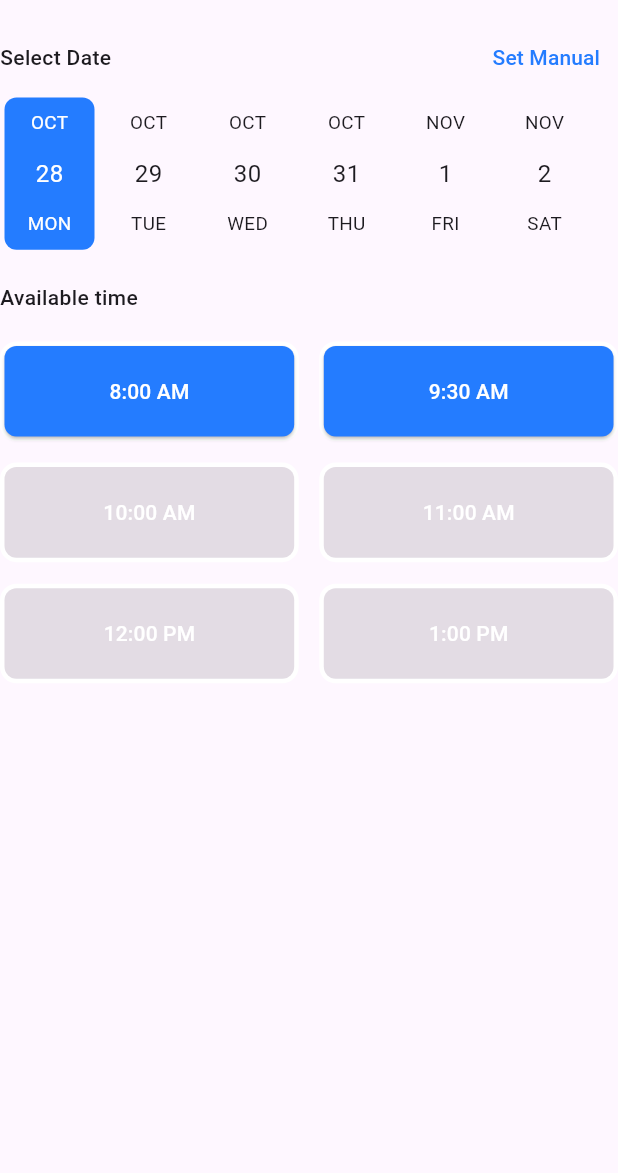
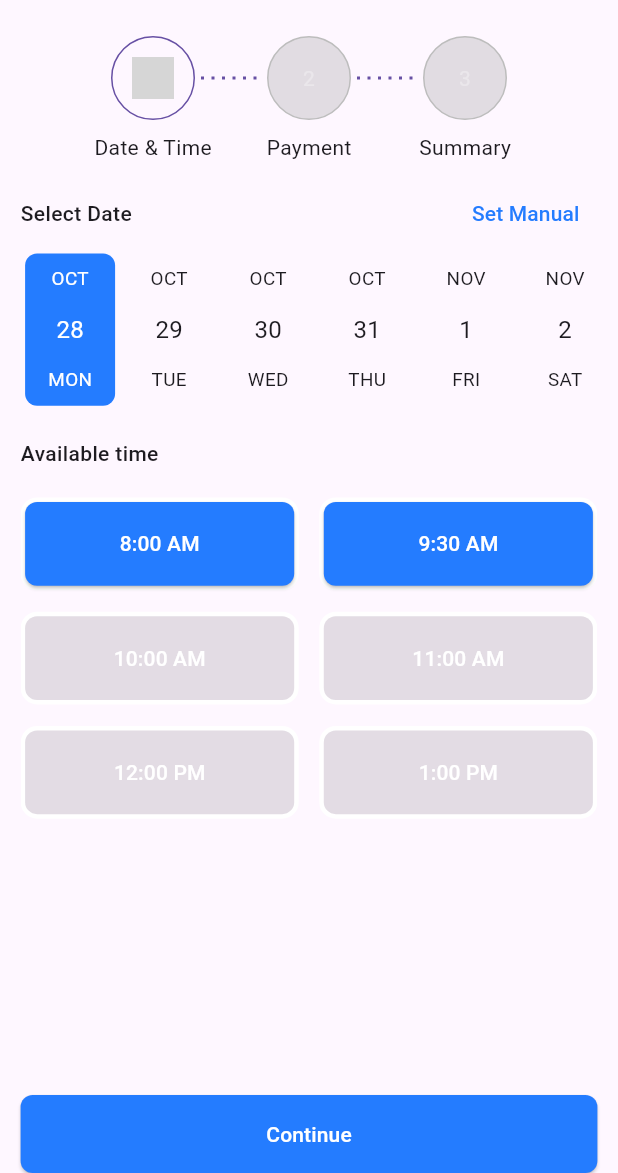
Before and after one commit to ahmedemara231/doctor_appointment, a Flutter app: the screen it shows after launch, on a phone screen of 412 x 824 dp, the part 63-1236 px from its top. Run offline on Flutter 3.47's test engine with Material 3 defaults, Android fonts, the light colour scheme and no system bars; drawn by our look-alikes of date_picker_timeline, easy_stepper, skeletonizer; our stand-ins replace bloc, cached_network_image, connectivity_plus, dio, easy_localization, equatable and 16 more; missing offline and left inert: animated_snack_bar, flutter_expandable_text, loading_icon_button, rating_summary, svg_flutter; accounts and stored records are empty; grey boxes are pictures that could not be loaded.

Commit message:
build page view

```diff
--- a/lib/app.dart
+++ b/lib/app.dart
@@ -1,5 +1,6 @@
 import 'package:doctors_appointment/constants/app_constants.dart';
 import 'package:doctors_appointment/view/auth/login/screen.dart';
+import 'package:doctors_appointment/view/book_appointment/main_screen.dart';
 import 'package:doctors_appointment/view/book_appointment/screens/date_time.dart';
 import 'package:doctors_appointment/view/home/home.dart';
 import 'package:doctors_appointment/view/recommended_doctors/screen.dart';
@@ -66,7 +67,7 @@ class _AppState extends State<App> {
           // theme: CacheHelper.getInstance().shared.getBool('appTheme') == false
           //     ? ThemeData.light()
           //     : ThemeData.dark(),
-          home: DateTimeAppointment(),
+          home: DateAppointment(),
           builder: EasyLoading.init(),
         ),
       ),
--- a/lib/view/book_appointment/main_screen.dart
+++ b/lib/view/book_appointment/main_screen.dart
@@ -1,10 +1,79 @@
+import 'package:doctors_appointment/helpers/app_widgets/app_button.dart';
+import 'package:doctors_appointment/helpers/base_extensions/context/padding.dart';
+import 'package:doctors_appointment/view/book_appointment/screens/date_time.dart';
+import 'package:doctors_appointment/view/book_appointment/screens/payment.dart';
+import 'package:doctors_appointment/view/book_appointment/screens/summary.dart';
+import 'package:doctors_appointment/view/book_appointment/widgets/stepper.dart';
 import 'package:flutter/material.dart';
+import 'package:flutter_screenutil/flutter_screenutil.dart';
 
-class DateAppointment extends StatelessWidget {
+import '../../helpers/base_widgets/text.dart';
+
+class DateAppointment extends StatefulWidget {
   const DateAppointment({super.key});
 
   @override
+  State<DateAppointment> createState() => _DateAppointmentState();
+}
+
+class _DateAppointmentState extends State<DateAppointment> {
+  List<Widget> appointmentFlow = const [
+    DateTimeAppointment(),
+    Payment(),
+    Summary()
+  ];
+
+  int currentPage = 0;
+
+  late PageController controller;
+
+  @override
+  void initState() {
+    controller  = PageController(initialPage: currentPage);
+    super.initState();
+  }
+  @override
+  void dispose() {
+    controller.dispose();
+    super.dispose();
+  }
+  @override
   Widget build(BuildContext context) {
-    return Scaffold();
+    return Scaffold(
+      appBar: AppBar(
+        title: MyText(text: 'Book Appointment'),
+      ),
+      body: Padding(
+        padding: context.horizontalSymmetricPadding(12.w),
+        child: Column(
+          children: [
+            MyStepper(newStep: currentPage),
+            Expanded(
+              child: PageView.builder(
+                controller: controller,
+                  onPageChanged: (value) {
+                    currentPage = value;
+                    setState(() {});
+                  },
+                  itemBuilder: (context, index) => appointmentFlow[index],
+                  itemCount: appointmentFlow.length,
+              ),
+            ),
+            AppButton(
+                title: 'Continue',
+                onPressed: () {
+                  currentPage++;
+                  setState(() {});
+
+                  controller.nextPage(
+                      duration: const Duration(milliseconds: 500),
+                      curve: Curves.easeInOutSine
+                  );
+                }
+            ),
+          ],
+        ),
+      ),
+    );
   }
 }
--- a/lib/view/book_appointment/screens/date_time.dart
+++ b/lib/view/book_appointment/screens/date_time.dart
@@ -18,9 +18,10 @@ class DateTimeAppointment extends StatefulWidget {
   State<DateTimeAppointment> createState() => _DateTimeAppointmentState();
 }
 
-class _DateTimeAppointmentState extends State<DateTimeAppointment> {
+class _DateTimeAppointmentState extends State<DateTimeAppointment> with AutomaticKeepAliveClientMixin{
   final List<String> _times = ['8:00 AM','9:30 AM', '10:00 AM', '11:00 AM', '12:00 PM', '1:00 PM'];
 
+  late DateTime _selectedDate;
   @override
   void initState() {
     context.read<HomeCubit>().getAvailableTimes();
@@ -29,9 +30,6 @@ class _DateTimeAppointmentState extends State<DateTimeAppointment> {
   @override
   Widget build(BuildContext context) {
     return Scaffold(
-        appBar: AppBar(
-          title: MyText(text: 'Book Appointment'),
-        ),
         body: Column(
           crossAxisAlignment: CrossAxisAlignment.start,
           children: [
@@ -49,12 +47,13 @@ class _DateTimeAppointmentState extends State<DateTimeAppointment> {
                     },
                     child: MyText(text: 'Set Manual', color: Constants.appColor,)
                 )
-
               ],
             ),
             MyDatePicker(
-              onSelect: (selectedDate) =>
-                  context.read<HomeCubit>().getAvailableTimes(),
+              onSelect: (selectedDate) {
+                  _selectedDate = selectedDate;
+                context.read<HomeCubit>().getAvailableTimes();
+              }
             ),
             Padding(
               padding: context.verticalSymmetricPadding(16.h),
@@ -70,6 +69,7 @@ class _DateTimeAppointmentState extends State<DateTimeAppointment> {
                       onPressed: () => context.read<HomeCubit>().getAvailableTimes(),
                   ) :
                   GridView.builder(
+                    // physics: const NeverScrollableScrollPhysics(),
                     gridDelegate: SliverGridDelegateWithFixedCrossAxisCount(
                         childAspectRatio: 3,
                         mainAxisSpacing: 12.h,
@@ -102,4 +102,7 @@ class _DateTimeAppointmentState extends State<DateTimeAppointment> {
         ),
     );
   }
+
+  @override
+  bool get wantKeepAlive => true;
 }
--- a/lib/view/book_appointment/screens/payment.dart
+++ b/lib/view/book_appointment/screens/payment.dart
@@ -1,3 +1,4 @@
+import 'package:doctors_appointment/helpers/base_widgets/text.dart';
 import 'package:flutter/material.dart';
 
 class Payment extends StatelessWidget {
@@ -5,6 +6,8 @@ class Payment extends StatelessWidget {
 
   @override
   Widget build(BuildContext context) {
-    return Container();
+    return Scaffold(
+      body: MyText(text: 'Payment Page'),
+    );
   }
 }
--- a/lib/view/book_appointment/screens/summary.dart
+++ b/lib/view/book_appointment/screens/summary.dart
@@ -1,10 +1,14 @@
 import 'package:flutter/material.dart';
+
+import '../../../helpers/base_widgets/text.dart';
 
 class Summary extends StatelessWidget {
   const Summary({Key? key}) : super(key: key);
 
   @override
   Widget build(BuildContext context) {
-    return Container();
+    return Scaffold(
+      body: MyText(text: 'Summary Page'),
+    );
   }
 }
--- a/lib/view/book_appointment/widgets/stepper.dart
+++ b/lib/view/book_appointment/widgets/stepper.dart
@@ -15,18 +15,12 @@ class MyStepper extends StatefulWidget {
 }
 
 class _MyStepperState extends State<MyStepper> {
-  late int activeStep;
   List<String> titles = ['Date & Time', 'Payment', 'Summary'];
 
   @override
-  void initState() {
-    activeStep = widget.newStep;
-    super.initState();
-  }
-  @override
   Widget build(BuildContext context) {
     return  EasyStepper(
-      activeStep: activeStep,
+      activeStep: widget.newStep,
       stepShape: StepShape.circle,
       borderThickness: 1,
       padding: context.allPadding(10),
@@ -41,7 +35,7 @@ class _MyStepperState extends State<MyStepper> {
         customStep: ClipRRect(
           borderRadius: BorderRadius.circular(15),
           child: Opacity(
-            opacity: activeStep >= index ? 1 : 0.3,
+            opacity: widget.newStep >= index ? 1 : 0.3,
             child: MyText(text: (index+1).toString(), color: Colors.white,),
           ),
         ),
@@ -51,7 +45,7 @@ class _MyStepperState extends State<MyStepper> {
           ),
         ),
       ),),
-      onStepReached: (index) => setState(() => activeStep = index),
+      // onStepReached: (index) => setState(() => activeStep = index),
     );
   }
 }
```
